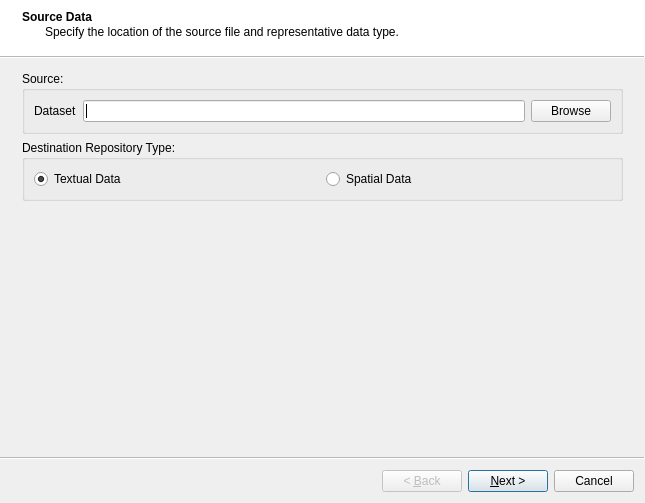
Before: the Qt Designer form ui/ui_import_data.ui in gltn/stdm, drawn with Qt 5.
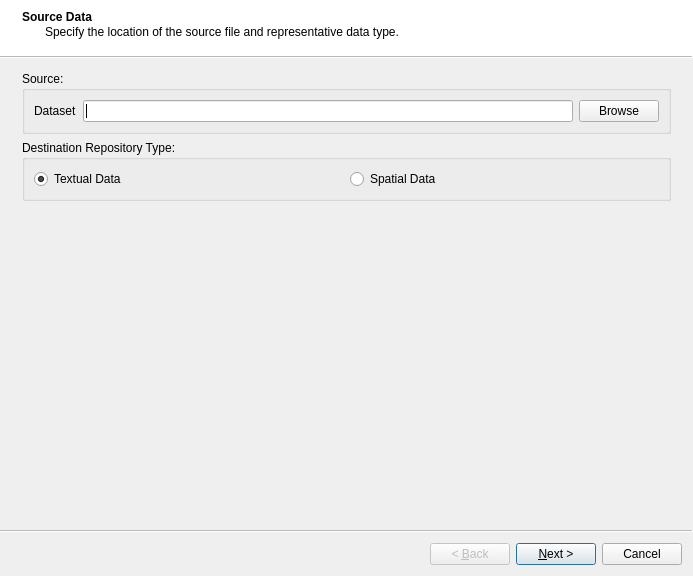
After: the same form once the commit is applied. Icons and pictures are not drawn.

Commit message: Imporved the import data third page

```diff
--- a/ui/ui_import_data.ui
+++ b/ui/ui_import_data.ui
@@ -6,8 +6,8 @@
    <rect>
     <x>0</x>
     <y>0</y>
-    <width>645</width>
-    <height>503</height>
+    <width>693</width>
+    <height>576</height>
    </rect>
   </property>
   <property name="windowTitle">
```
Left out of the diff: 281 changed lines with no effect on the pictures. Lines whose indentation alone changed are shown as unchanged. The commit also changes 2 other files.
